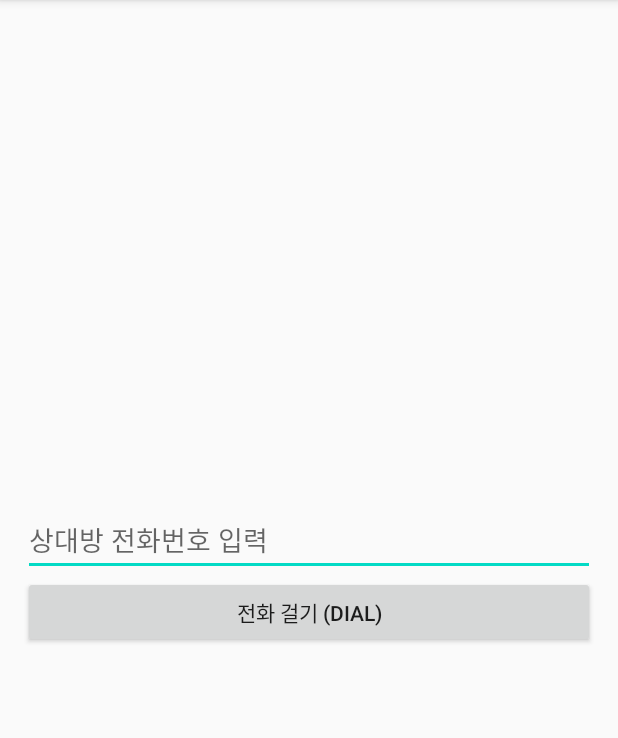
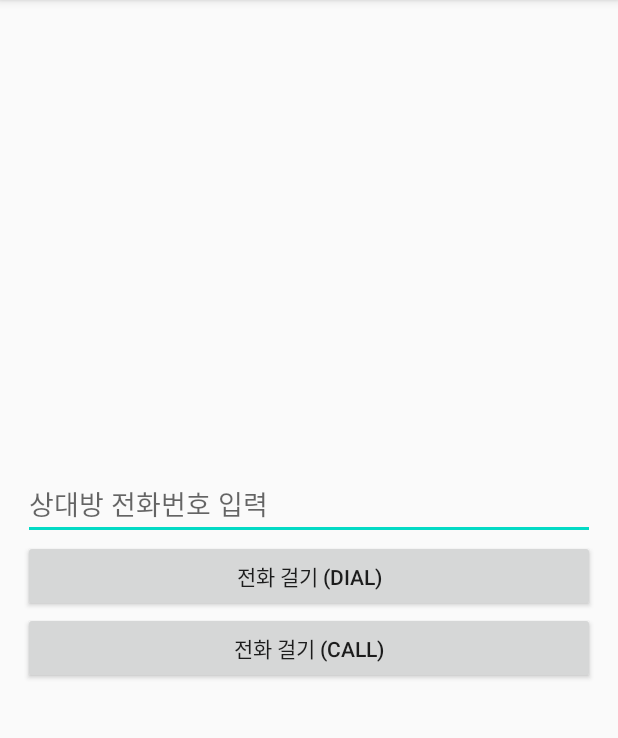
Before and after one commit to dhdbseh/AndroidIntent_20200705, an Android app: the screen it shows after launch (MainActivity), on a phone screen of 412 x 824 dp, the part 84-822 px from its top. Run offline under Robolectric (Android 15) with nearby library versions, the phone set to English and light mode, and no system bars.

Commit message:
CALL 액션 -> 코드가 맞아도 권한 문제로 실행 불가

```diff
--- a/app/src/main/res/layout/activity_main.xml
+++ b/app/src/main/res/layout/activity_main.xml
@@ -22,4 +22,10 @@
         android:layout_height="wrap_content"
         android:text="전화 걸기 (DIAL)"/>
 
+    <Button
+        android:id="@+id/callBtn"
+        android:layout_width="match_parent"
+        android:layout_height="wrap_content"
+        android:text="전화 걸기 (CALL)"/>
+
 </LinearLayout>
```
Also changed, not shown: app/src/main/java/kr/co/tjoeun/androidintent_20200705/MainActivity.kt (+11 -1 lines).
